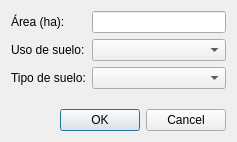
ecoslacker/RunoffCoefficient, file adddialog.ui: the form before one commit.
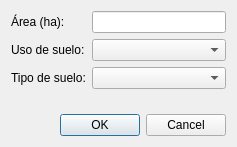
The form after the commit. Icons and pictures are not drawn.

```diff
--- a/adddialog.ui
+++ b/adddialog.ui
@@ -7,7 +7,7 @@
     <x>0</x>
     <y>0</y>
     <width>237</width>
-    <height>142</height>
+    <height>147</height>
    </rect>
   </property>
   <property name="windowTitle">
```
Left out of the diff: 2 changed lines with no effect on the pictures.
